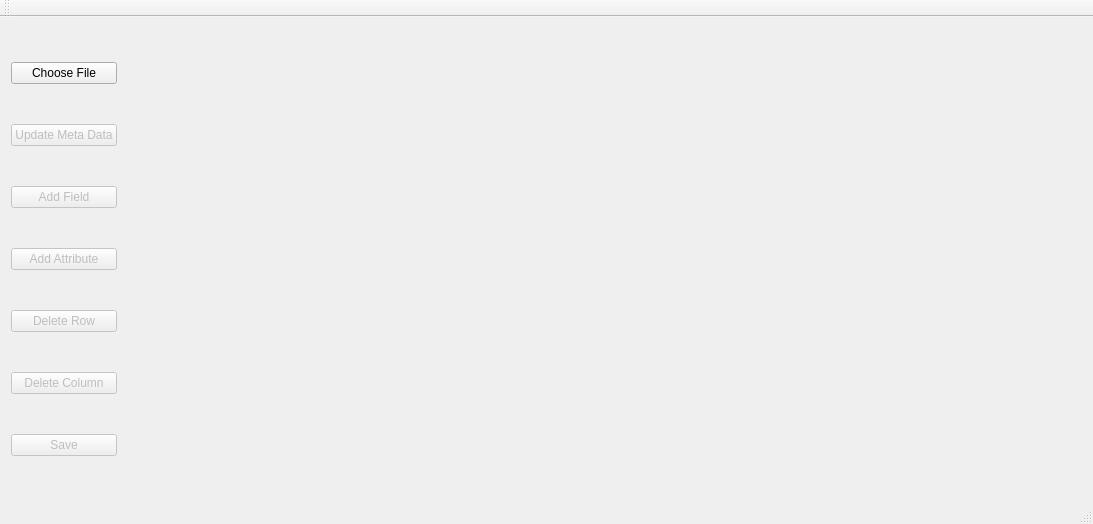
praveen-14/XMLGenerator, file XMLGenerator/MainWindow.ui: the form before one commit.
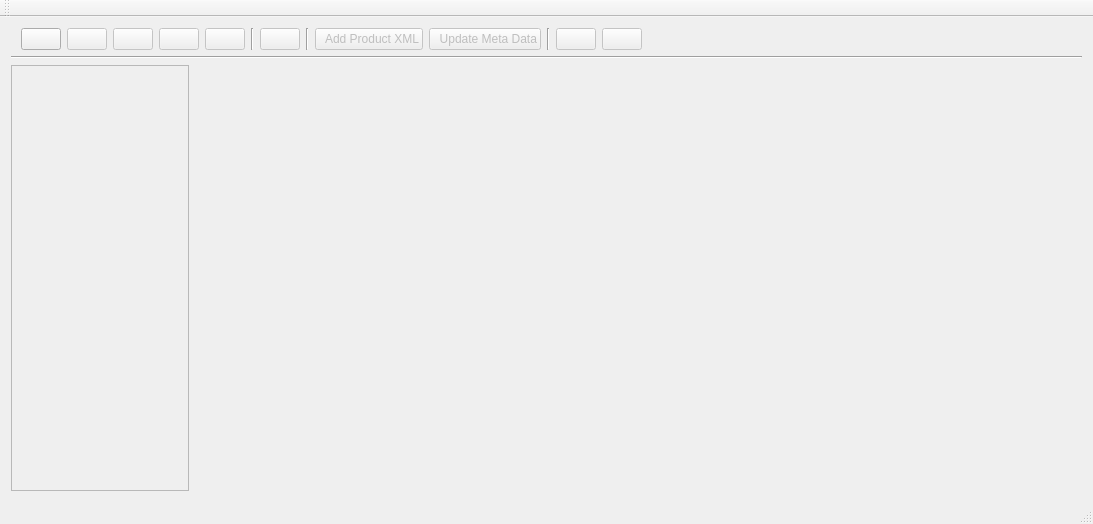
The form after the commit. Icons and pictures are not drawn.

Commit message: designed uis and implemented version tree. todo- delete commits

```diff
--- a/XMLGenerator/MainWindow.ui
+++ b/XMLGenerator/MainWindow.ui
@@ -13,26 +13,58 @@
   <property name="windowTitle">
    <string>XML Editor</string>
   </property>
+  <property name="styleSheet">
+   <string notr="true"/>
+  </property>
   <widget class="QWidget" name="centralWidget">
-   <layout class="QGridLayout" name="gridLayout">
-    <item row="0" column="0">
-     <layout class="QHBoxLayout" name="horizontalLayout">
-      <item>
        <layout class="QVBoxLayout" name="verticalLayout">
+    <property name="sizeConstraint">
+     <enum>QLayout::SetNoConstraint</enum>
+    </property>
+    <item>
+     <layout class="QHBoxLayout" name="horizontalLayout_2">
+      <property name="sizeConstraint">
+       <enum>QLayout::SetFixedSize</enum>
+      </property>
+      <item>
+       <spacer name="horizontalSpacer_2">
+        <property name="orientation">
+         <enum>Qt::Horizontal</enum>
+        </property>
+        <property name="sizeType">
+         <enum>QSizePolicy::Preferred</enum>
+        </property>
+        <property name="sizeHint" stdset="0">
+         <size>
+          <width>10</width>
+          <height>20</height>
+         </size>
+        </property>
+       </spacer>
+      </item>
         <item>
          <widget class="QPushButton" name="pushButton">
-          <property name="text">
-           <string>Choose File</string>
-          </property>
-         </widget>
-        </item>
-        <item>
-         <widget class="QPushButton" name="updateMetaDataButton">
-          <property name="enabled">
-           <bool>false</bool>
+        <property name="sizePolicy">
+         <sizepolicy hsizetype="Fixed" vsizetype="Fixed">
+          <horstretch>0</horstretch>
+          <verstretch>0</verstretch>
+         </sizepolicy>
+        </property>
+        <property name="toolTip">
+         <string>Open</string>
           </property>
           <property name="text">
-           <string>Update Meta Data</string>
+         <string/>
+        </property>
+        <property name="icon">
+         <iconset resource="res.qrc">
+          <normaloff>:/icons/Folders_Sub.png</normaloff>:/icons/Folders_Sub.png</iconset>
+        </property>
+        <property name="iconSize">
+         <size>
+          <width>16</width>
+          <height>16</height>
+         </size>
           </property>
          </widget>
         </item>
@@ -41,8 +73,21 @@
           <property name="enabled">
            <bool>false</bool>
           </property>
+        <property name="sizePolicy">
+         <sizepolicy hsizetype="Fixed" vsizetype="Fixed">
+          <horstretch>0</horstretch>
+          <verstretch>0</verstretch>
+         </sizepolicy>
+        </property>
+        <property name="toolTip">
+         <string>Add Row Field</string>
+        </property>
           <property name="text">
-           <string>Add Field</string>
+         <string/>
+        </property>
+        <property name="icon">
+         <iconset resource="res.qrc">
+          <normaloff>:/icons/table_row_add.png</normaloff>:/icons/table_row_add.png</iconset>
           </property>
          </widget>
         </item>
@@ -51,8 +96,21 @@
           <property name="enabled">
            <bool>false</bool>
           </property>
+        <property name="sizePolicy">
+         <sizepolicy hsizetype="Fixed" vsizetype="Fixed">
+          <horstretch>0</horstretch>
+          <verstretch>0</verstretch>
+         </sizepolicy>
+        </property>
+        <property name="toolTip">
+         <string>Add Column Attribute</string>
+        </property>
           <property name="text">
-           <string>Add Attribute</string>
+         <string/>
+        </property>
+        <property name="icon">
+         <iconset resource="res.qrc">
+          <normaloff>:/icons/table_column_add.png</normaloff>:/icons/table_column_add.png</iconset>
           </property>
          </widget>
         </item>
@@ -61,9 +119,22 @@
           <property name="enabled">
            <bool>false</bool>
           </property>
-          <property name="text">
+        <property name="sizePolicy">
+         <sizepolicy hsizetype="Fixed" vsizetype="Fixed">
+          <horstretch>0</horstretch>
+          <verstretch>0</verstretch>
+         </sizepolicy>
+        </property>
+        <property name="toolTip">
            <string>Delete Row</string>
           </property>
+        <property name="text">
+         <string/>
+        </property>
+        <property name="icon">
+         <iconset resource="res.qrc">
+          <normaloff>:/icons/if_stock_delete-row-16_93914.png</normaloff>:/icons/if_stock_delete-row-16_93914.png</iconset>
+        </property>
          </widget>
         </item>
         <item>
@@ -71,9 +142,133 @@
           <property name="enabled">
            <bool>false</bool>
           </property>
-          <property name="text">
+        <property name="sizePolicy">
+         <sizepolicy hsizetype="Fixed" vsizetype="Fixed">
+          <horstretch>0</horstretch>
+          <verstretch>0</verstretch>
+         </sizepolicy>
+        </property>
+        <property name="toolTip">
            <string>Delete Column</string>
           </property>
+        <property name="text">
+         <string/>
+        </property>
+        <property name="icon">
+         <iconset resource="res.qrc">
+          <normaloff>:/icons/if_stock_delete-column-16_93910.png</normaloff>:/icons/if_stock_delete-column-16_93910.png</iconset>
+        </property>
+       </widget>
+      </item>
+      <item>
+       <widget class="Line" name="line_3">
+        <property name="orientation">
+         <enum>Qt::Vertical</enum>
+        </property>
+       </widget>
+      </item>
+      <item>
+       <widget class="QPushButton" name="addEnumButton">
+        <property name="enabled">
+         <bool>false</bool>
+        </property>
+        <property name="sizePolicy">
+         <sizepolicy hsizetype="Fixed" vsizetype="Fixed">
+          <horstretch>0</horstretch>
+          <verstretch>0</verstretch>
+         </sizepolicy>
+        </property>
+        <property name="toolTip">
+         <string>Add Enum</string>
+        </property>
+        <property name="text">
+         <string/>
+        </property>
+        <property name="icon">
+         <iconset resource="res.qrc">
+          <normaloff>:/icons/800px_COLOURBOX5697436.png</normaloff>:/icons/800px_COLOURBOX5697436.png</iconset>
+        </property>
+       </widget>
+      </item>
+      <item>
+       <widget class="Line" name="line">
+        <property name="frameShadow">
+         <enum>QFrame::Sunken</enum>
+        </property>
+        <property name="lineWidth">
+         <number>1</number>
+        </property>
+        <property name="midLineWidth">
+         <number>0</number>
+        </property>
+        <property name="orientation">
+         <enum>Qt::Vertical</enum>
+        </property>
+       </widget>
+      </item>
+      <item>
+       <widget class="QPushButton" name="addProductButton">
+        <property name="enabled">
+         <bool>false</bool>
+        </property>
+        <property name="sizePolicy">
+         <sizepolicy hsizetype="Fixed" vsizetype="Fixed">
+          <horstretch>0</horstretch>
+          <verstretch>0</verstretch>
+         </sizepolicy>
+        </property>
+        <property name="text">
+         <string>  Add Product XML</string>
+        </property>
+        <property name="icon">
+         <iconset resource="res.qrc">
+          <normaloff>:/icons/if_file-xml_83293.png</normaloff>:/icons/if_file-xml_83293.png</iconset>
+        </property>
+        <property name="iconSize">
+         <size>
+          <width>16</width>
+          <height>16</height>
+         </size>
+        </property>
+        <property name="flat">
+         <bool>false</bool>
+        </property>
+       </widget>
+      </item>
+      <item>
+       <widget class="QPushButton" name="updateMetaDataButton">
+        <property name="enabled">
+         <bool>false</bool>
+        </property>
+        <property name="sizePolicy">
+         <sizepolicy hsizetype="Fixed" vsizetype="Fixed">
+          <horstretch>0</horstretch>
+          <verstretch>0</verstretch>
+         </sizepolicy>
+        </property>
+        <property name="text">
+         <string>  Update Meta Data</string>
+        </property>
+        <property name="icon">
+         <iconset resource="res.qrc">
+          <normaloff>:/icons/Spread_Graph_Legend_Light.png</normaloff>:/icons/Spread_Graph_Legend_Light.png</iconset>
+        </property>
+       </widget>
+      </item>
+      <item>
+       <widget class="Line" name="line_4">
+        <property name="frameShadow">
+         <enum>QFrame::Sunken</enum>
+        </property>
+        <property name="lineWidth">
+         <number>1</number>
+        </property>
+        <property name="midLineWidth">
+         <number>0</number>
+        </property>
+        <property name="orientation">
+         <enum>Qt::Vertical</enum>
+        </property>
          </widget>
         </item>
         <item>
@@ -81,16 +276,122 @@
           <property name="enabled">
            <bool>false</bool>
           </property>
-          <property name="text">
+        <property name="sizePolicy">
+         <sizepolicy hsizetype="Fixed" vsizetype="Fixed">
+          <horstretch>0</horstretch>
+          <verstretch>0</verstretch>
+         </sizepolicy>
+        </property>
+        <property name="toolTip">
            <string>Save</string>
           </property>
-         </widget>
-        </item>
-       </layout>
-      </item>
-     </layout>
-    </item>
-    <item row="0" column="1">
+        <property name="text">
+         <string/>
+        </property>
+        <property name="icon">
+         <iconset resource="res.qrc">
+          <normaloff>:/icons/if_Save-as_70651.png</normaloff>:/icons/if_Save-as_70651.png</iconset>
+        </property>
+       </widget>
+      </item>
+      <item>
+       <widget class="QPushButton" name="commitButton">
+        <property name="enabled">
+         <bool>false</bool>
+        </property>
+        <property name="sizePolicy">
+         <sizepolicy hsizetype="Fixed" vsizetype="Fixed">
+          <horstretch>0</horstretch>
+          <verstretch>0</verstretch>
+         </sizepolicy>
+        </property>
+        <property name="toolTip">
+         <string>Save and Commit</string>
+        </property>
+        <property name="text">
+         <string/>
+        </property>
+        <property name="icon">
+         <iconset resource="res.qrc">
+          <normaloff>:/icons/media.png</normaloff>:/icons/media.png</iconset>
+        </property>
+       </widget>
+      </item>
+      <item>
+       <spacer name="horizontalSpacer">
+        <property name="orientation">
+         <enum>Qt::Horizontal</enum>
+        </property>
+        <property name="sizeHint" stdset="0">
+         <size>
+          <width>40</width>
+          <height>20</height>
+         </size>
+        </property>
+       </spacer>
+      </item>
+     </layout>
+    </item>
+    <item>
+     <widget class="Line" name="line_2">
+      <property name="orientation">
+       <enum>Qt::Horizontal</enum>
+      </property>
+     </widget>
+    </item>
+    <item>
+     <widget class="QWidget" name="widget" native="true">
+      <layout class="QHBoxLayout" name="horizontalLayout_5" stretch="1,5">
+       <property name="leftMargin">
+        <number>0</number>
+       </property>
+       <property name="topMargin">
+        <number>0</number>
+       </property>
+       <property name="rightMargin">
+        <number>0</number>
+       </property>
+       <property name="bottomMargin">
+        <number>0</number>
+       </property>
+       <item>
+        <widget class="QScrollArea" name="scrollArea">
+         <property name="widgetResizable">
+          <bool>true</bool>
+         </property>
+         <widget class="QWidget" name="scrollAreaWidgetContents">
+          <property name="geometry">
+           <rect>
+            <x>0</x>
+            <y>0</y>
+            <width>176</width>
+            <height>404</height>
+           </rect>
+          </property>
+          <property name="sizePolicy">
+           <sizepolicy hsizetype="Expanding" vsizetype="Expanding">
+            <horstretch>0</horstretch>
+            <verstretch>0</verstretch>
+           </sizepolicy>
+          </property>
+          <layout class="QGridLayout" name="gridLayout">
+           <property name="leftMargin">
+            <number>0</number>
+           </property>
+           <property name="topMargin">
+            <number>0</number>
+           </property>
+           <property name="rightMargin">
+            <number>0</number>
+           </property>
+           <property name="bottomMargin">
+            <number>0</number>
+           </property>
+          </layout>
+         </widget>
+        </widget>
+       </item>
+       <item>
      <widget class="QFrame" name="frame">
       <property name="sizePolicy">
        <sizepolicy hsizetype="Expanding" vsizetype="Expanding">
@@ -111,6 +412,9 @@
     </item>
    </layout>
   </widget>
+    </item>
+   </layout>
+  </widget>
   <widget class="QMenuBar" name="menuBar">
    <property name="geometry">
     <rect>
```
Left out of the diff: 86 changed lines with no effect on the pictures. Lines whose indentation alone changed are shown as unchanged. The commit also changes 64 other files.
